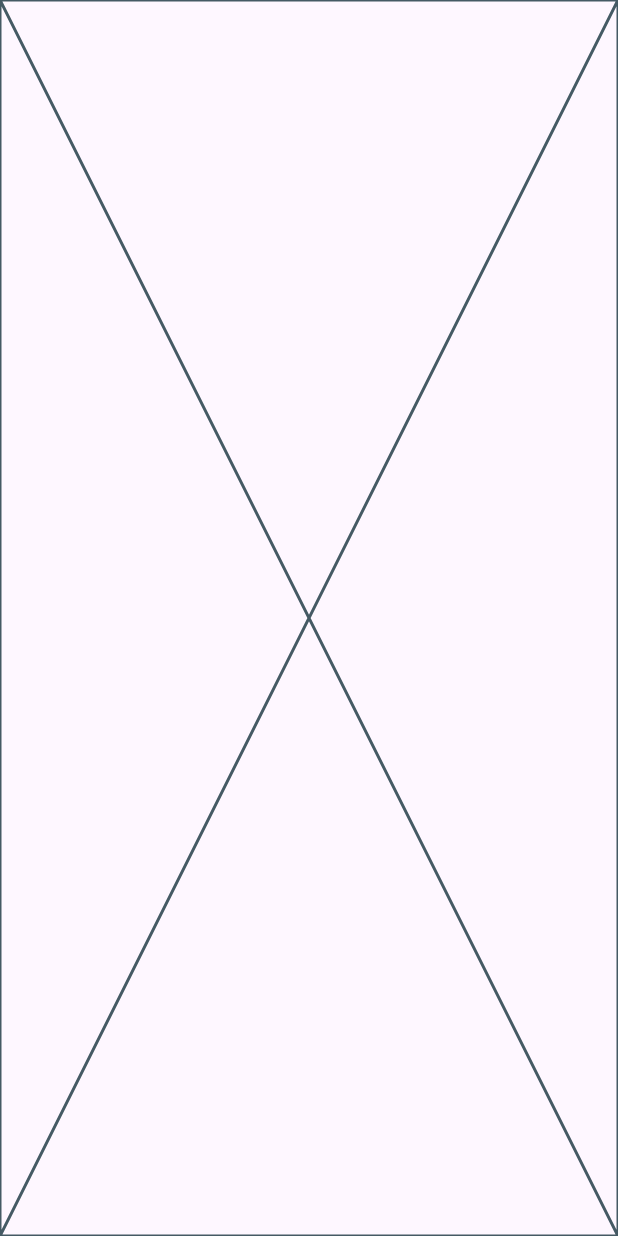
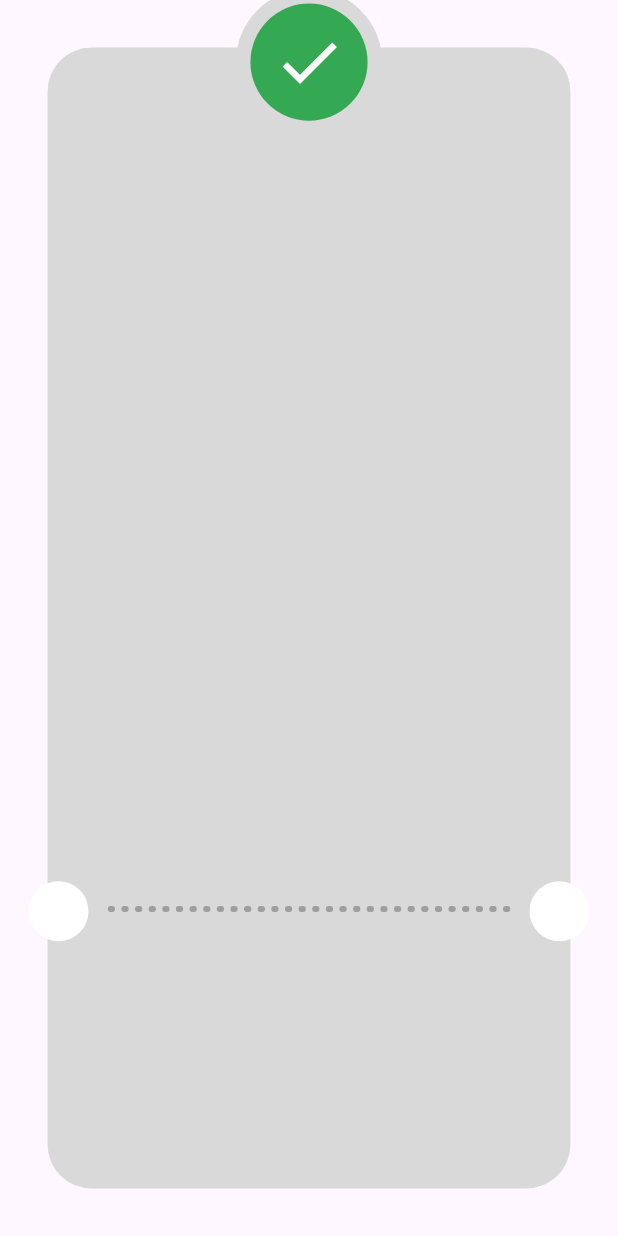
Before and after one commit to MohamedHussein20/payment_app, a Flutter app: the ThankYouView screen opened directly, on a phone screen of 412 x 824 dp. Run offline on Flutter 3.47's test engine with Material 3 defaults, Android fonts, the phone set to English and light mode, and no system bars; our stand-ins replace flutter_credit_card, flutter_screenutil, flutter_svg.

Commit message:
create thank you container

```diff
--- a/lib/features/payment_details/presentation/widgets/thank_you_view_body.dart
+++ b/lib/features/payment_details/presentation/widgets/thank_you_view_body.dart
@@ -1,10 +1,79 @@
 import 'package:flutter/material.dart';
+import 'package:flutter_screenutil/flutter_screenutil.dart';
 
 class ThankYouViewBody extends StatelessWidget {
   const ThankYouViewBody({super.key});
 
   @override
   Widget build(BuildContext context) {
-    return const Placeholder();
+    return SafeArea(
+      child: Padding(
+        padding: EdgeInsets.all(
+          30.w,
+        ),
+        child: Stack(
+          clipBehavior: Clip.none,
+          children: [
+            Container(
+              decoration: BoxDecoration(
+                color: const Color(0xffd9d9d9),
+                borderRadius: BorderRadius.circular(30.r),
+              ),
+            ),
+            Positioned(
+              bottom: MediaQuery.sizeOf(context).height * 0.2 + 20.h,
+              left: 36.w,
+              right: 36.w,
+              child: Row(
+                children: List.generate(30, (index) {
+                  return Expanded(
+                    child: Container(
+                      height: 4.h,
+                      margin: EdgeInsets.symmetric(horizontal: 2.w),
+                      decoration: BoxDecoration(
+                        color: Colors.grey,
+                        borderRadius: BorderRadius.circular(2.r),
+                      ),
+                    ),
+                  );
+                }),
+              ),
+            ),
+            Positioned(
+              bottom: MediaQuery.sizeOf(context).height * 0.2,
+              left: -12.w,
+              child: const CircleAvatar(
+                backgroundColor: Colors.white,
+              ),
+            ),
+            Positioned(
+              bottom: MediaQuery.sizeOf(context).height * 0.2,
+              right: -12.w,
+              child: const CircleAvatar(
+                backgroundColor: Colors.white,
+              ),
+            ),
+            Positioned(
+              left: 0,
+              right: 0,
+              top: -40.h,
+              child: CircleAvatar(
+                radius: 50.r,
+                backgroundColor: const Color(0xffd9d9d9),
+                child: CircleAvatar(
+                  radius: 40.r,
+                  backgroundColor: const Color(0xff34A853),
+                  child: Icon(
+                    Icons.check,
+                    color: const Color(0xffffffff),
+                    size: 50.r,
+                  ),
+                ),
+              ),
+            ),
+          ],
+        ),
+      ),
+    );
   }
 }
```
